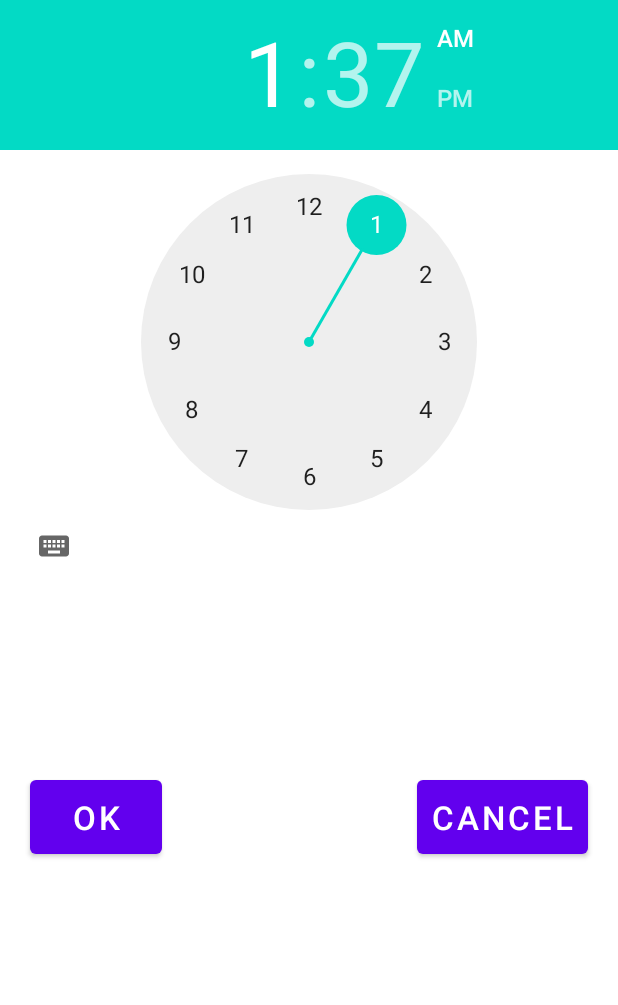
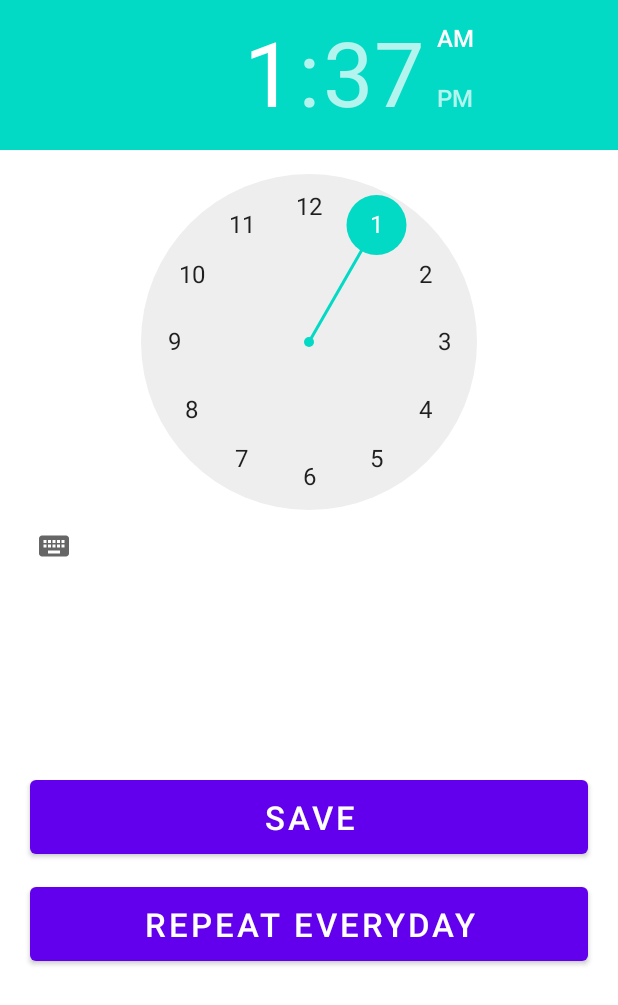
Before and after one commit to williamcrowley555/android-alarm-app, an Android app: the TimePickerActivity screen opened directly, with no data from a screen before it, on a phone screen of 412 x 824 dp. Shown: the top 1005 px of the screen. Run offline under Robolectric (Android 15) with nearby library versions, the phone set to English and light mode, and no system bars.

```diff
--- a/app/src/main/java/com/example/alarmapp/MainActivity.java
+++ b/app/src/main/java/com/example/alarmapp/MainActivity.java
@@ -75,11 +75,12 @@ public class MainActivity extends AppCompatActivity {
     protected void onRestart() {
         super.onRestart();
         Log.e("ON RESTART", "called");
+        getDataAlarmTime();
     }
 
     private void getDataAlarmTime() {
         if (!arrayAlarmTime.isEmpty()) {
-            arrayAlarmTime = new ArrayList<>();
+            arrayAlarmTime.clear();
         }
 
         Cursor alarmTimeList = database.getData("SELECT * FROM AlarmTime");
--- a/app/src/main/java/com/example/alarmapp/TimePickerActivity.java
+++ b/app/src/main/java/com/example/alarmapp/TimePickerActivity.java
@@ -25,7 +25,7 @@ import android.widget.Toast;
 import java.util.Calendar;
 
 public class TimePickerActivity extends AppCompatActivity {
-    Button btnOk, btnCancel;
+    Button btnOk, btnRepeat;
     TimePicker timePicker;
     Calendar calendar;
 
@@ -40,7 +40,7 @@ public class TimePickerActivity extends AppCompatActivity {
         setContentView(R.layout.activity_timepicker);
 
         btnOk = (Button) findViewById(R.id.btnOk);
-        btnCancel = (Button) findViewById(R.id.btnCancel);
+        btnRepeat = (Button) findViewById(R.id.btnRepeat);
         timePicker = (TimePicker) findViewById(R.id.timePicker);
 
         intent = new Intent(TimePickerActivity.this, AlarmReceiver.class);
@@ -56,6 +56,12 @@ public class TimePickerActivity extends AppCompatActivity {
         createNotificationChannel();
         //Get current date
         calendar = Calendar.getInstance();
+
+        if (selectedAlarmTimeId != null) {
+            AlarmTimeModel alarmTimeModel = findAlarmTimeById(selectedAlarmTimeId);
+            timePicker.setCurrentHour(alarmTimeModel.getHour());
+            timePicker.setCurrentMinute(alarmTimeModel.getMinute());
+        }
 
         btnOk.setOnClickListener(new View.OnClickListener() {
             @Override
@@ -81,13 +87,17 @@ public class TimePickerActivity extends AppCompatActivity {
             }
         });
 
-        btnCancel.setOnClickListener(new View.OnClickListener() {
+        btnRepeat.setOnClickListener(new View.OnClickListener() {
             @Override
             public void onClick(View v) {
                 AlarmTimeModel selectedAlarmTime = findAlarmTimeById(selectedAlarmTimeId);
                 if (selectedAlarmTime.getId() != null) {
-                    updateAlarmTimeStatus(selectedAlarmTime, 0);
-                    AlarmUtil.turnOff(TimePickerActivity.this, intent, selectedAlarmTimeId);
+                    updateAlarmTimeStatus(selectedAlarmTime, 1);
+                    calendar.set(Calendar.HOUR_OF_DAY, selectedAlarmTime.getHour());
+                    calendar.set(Calendar.MINUTE, selectedAlarmTime.getMinute());
+                    calendar.set(Calendar.SECOND, 0);
+                    calendar.set(Calendar.MILLISECOND, 0);
+                    AlarmUtil.turnOnAndRepeat(TimePickerActivity.this, intent, calendar, selectedAlarmTime.getId());
                 }
             }
         });
--- a/app/src/main/res/layout/activity_timepicker.xml
+++ b/app/src/main/res/layout/activity_timepicker.xml
@@ -21,31 +21,34 @@
         </TimePicker>
     </LinearLayout>
 
-    <RelativeLayout
+    <LinearLayout
         android:layout_width="match_parent"
         android:layout_height="0dp"
-        android:layout_weight="4">
+        android:layout_weight="4"
+        android:orientation="vertical">
 
         <Button
             android:id="@+id/btnOk"
-            android:layout_width="wrap_content"
+            android:layout_width="match_parent"
             android:layout_height="wrap_content"
-            android:text="OK"
+            android:text="Save"
             android:textSize="22sp"
             android:layout_marginHorizontal="20dp"
             android:padding="10dp"
             android:layout_alignParentLeft="true"
             />
+
         <Button
-            android:id="@+id/btnCancel"
-            android:layout_width="wrap_content"
+            android:id="@+id/btnRepeat"
+            android:layout_width="match_parent"
             android:layout_height="wrap_content"
-            android:text="Cancel"
+            android:layout_marginTop="10dp"
+            android:text="Repeat everyday"
             android:textSize="22sp"
             android:layout_marginHorizontal="20dp"
             android:padding="10dp"
             android:layout_alignParentRight="true"
             />
-    </RelativeLayout>
+    </LinearLayout>
 
 </LinearLayout>
```
Also changed, not shown: app/src/main/java/com/example/alarmapp/AlarmAdapter.java (+24 -0 lines), app/src/main/java/com/example/alarmapp/AlarmReceiver.java (+4 -13 lines), app/src/main/java/com/example/alarmapp/AlarmUtil.java (+10 -4 lines), app/src/main/java/com/example/alarmapp/MusicService.java (+23 -12 lines), 2 other files.
